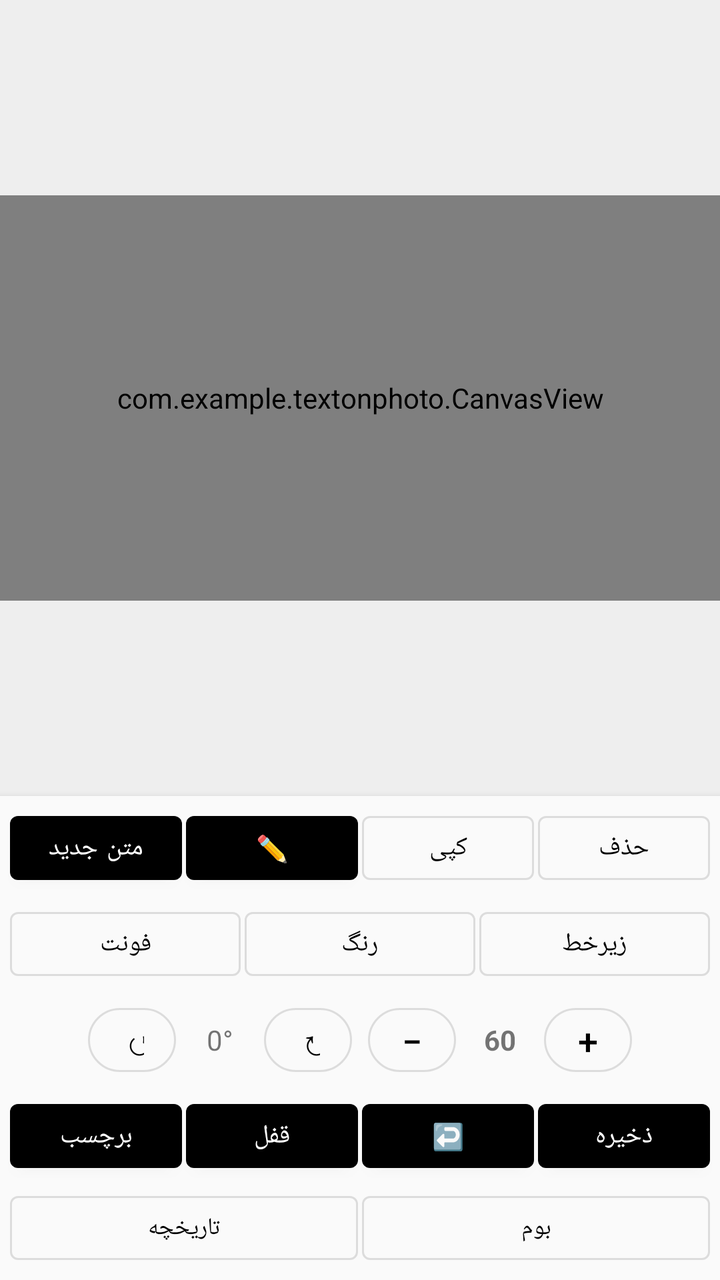
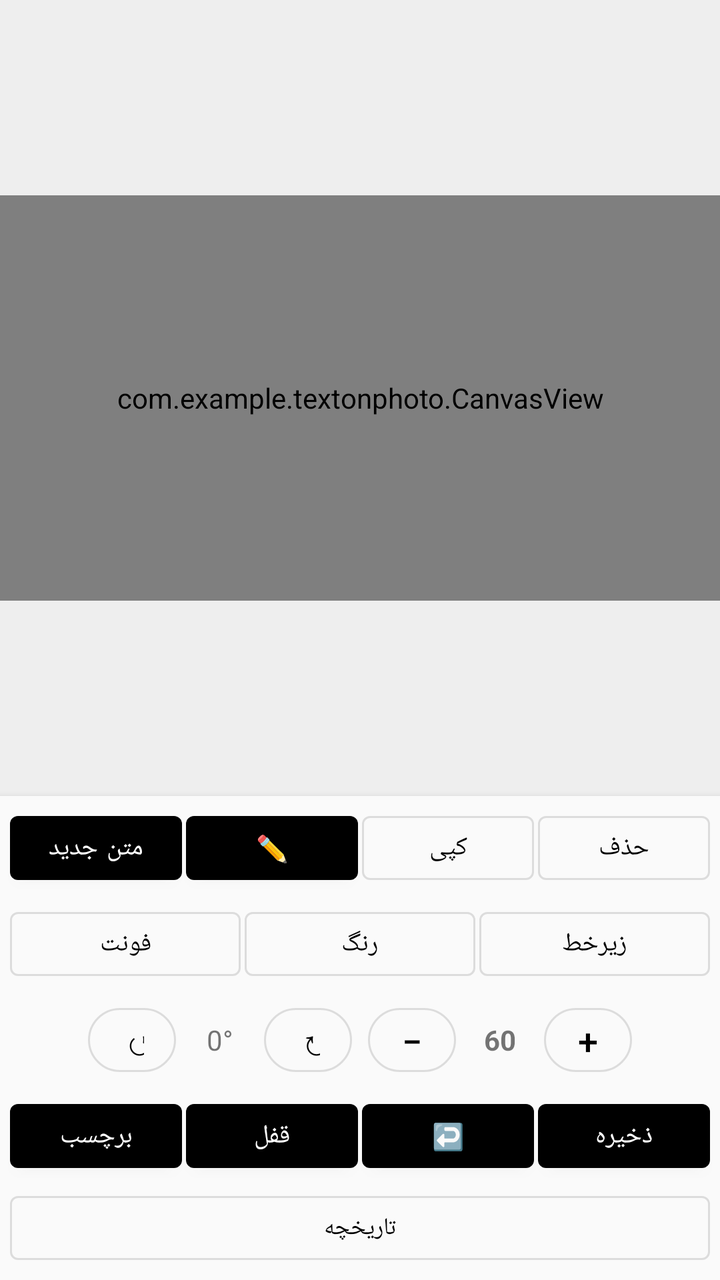

Compare the two renders of this Android layout. The source of the first and the diff that turns it into the second are given below.
<!-- AndroidManifest.xml: application theme Theme.TextOnPhoto -->
<!-- res/layout/activity_main.xml -->
<?xml version="1.0" encoding="utf-8"?>
<androidx.constraintlayout.widget.ConstraintLayout xmlns:android="http://schemas.android.com/apk/res/android"
    xmlns:app="http://schemas.android.com/apk/res-auto"
    android:layout_width="match_parent"
    android:layout_height="match_parent"
    android:background="#EEEEEE">

    <FrameLayout
        android:id="@+id/canvasContainer"
        android:layout_width="0dp"
        android:layout_height="0dp"
        app:layout_constraintTop_toTopOf="parent"
        app:layout_constraintBottom_toTopOf="@+id/buttonPanel"
        app:layout_constraintStart_toStartOf="parent"
        app:layout_constraintEnd_toEndOf="parent"
        app:layout_constraintVertical_bias="0.5"
        app:layout_constraintDimensionRatio="16:9">

        <com.example.textonphoto.CanvasView
            android:id="@+id/canvasView"
            android:layout_width="match_parent"
            android:layout_height="match_parent"
            android:background="@android:color/white" />

    </FrameLayout>

    
    <LinearLayout
        android:id="@+id/buttonPanel"
        android:layout_width="match_parent"
        android:layout_height="wrap_content"
        android:orientation="vertical"
        android:gravity="center_horizontal"
        android:padding="4dp"
        android:background="#FAFAFA"
        android:elevation="4dp"
        app:layout_constraintBottom_toBottomOf="parent"
        app:layout_constraintStart_toStartOf="parent"
        app:layout_constraintEnd_toEndOf="parent">

        
        <LinearLayout
            android:layout_width="match_parent"
            android:layout_height="wrap_content"
            android:gravity="center"
            android:paddingBottom="2dp">

            <com.google.android.material.button.MaterialButton
                android:id="@+id/btnAddText"
                style="@style/Widget.MaterialComponents.Button"
                android:layout_width="0dp" android:layout_height="44dp" android:layout_weight="1"
                android:text="متن جدید" android:textSize="13sp" android:layout_marginHorizontal="1dp" />

            <com.google.android.material.button.MaterialButton
                android:id="@+id/btnEdit"
                style="@style/Widget.MaterialComponents.Button"
                android:layout_width="0dp" android:layout_height="44dp" android:layout_weight="1"
                android:text="✏️" android:textSize="13sp" android:layout_marginHorizontal="1dp" />

            <com.google.android.material.button.MaterialButton
                android:id="@+id/btnCopy"
                style="@style/Widget.MaterialComponents.Button.OutlinedButton"
                android:layout_width="0dp" android:layout_height="44dp" android:layout_weight="1"
                android:text="کپی" android:textSize="13sp" android:layout_marginHorizontal="1dp" />

            <com.google.android.material.button.MaterialButton
                android:id="@+id/btnDelete"
                style="@style/Widget.MaterialComponents.Button.OutlinedButton"
                android:layout_width="0dp" android:layout_height="44dp" android:layout_weight="1"
                android:text="حذف" android:textSize="13sp" android:layout_marginHorizontal="1dp" />
        </LinearLayout>

        
        <LinearLayout
            android:layout_width="match_parent"
            android:layout_height="wrap_content"
            android:gravity="center"
            android:paddingVertical="2dp">

            <com.google.android.material.button.MaterialButton
                android:id="@+id/btnFont"
                style="@style/Widget.MaterialComponents.Button.OutlinedButton"
                android:layout_width="0dp" android:layout_height="44dp" android:layout_weight="1"
                android:text="فونت" android:textSize="13sp" android:layout_marginHorizontal="1dp" />

            <com.google.android.material.button.MaterialButton
                android:id="@+id/btnColor"
                style="@style/Widget.MaterialComponents.Button.OutlinedButton"
                android:layout_width="0dp" android:layout_height="44dp" android:layout_weight="1"
                android:text="رنگ" android:textSize="13sp" android:layout_marginHorizontal="1dp" />

            <com.google.android.material.button.MaterialButton
                android:id="@+id/btnStyle"
                style="@style/Widget.MaterialComponents.Button.OutlinedButton"
                android:layout_width="0dp" android:layout_height="44dp" android:layout_weight="1"
                android:text="زیرخط" android:textSize="13sp" android:layout_marginHorizontal="1dp" />
        </LinearLayout>

        
        <LinearLayout
            android:layout_width="match_parent"
            android:layout_height="wrap_content"
            android:gravity="center"
            android:paddingVertical="2dp">

            <com.google.android.material.button.MaterialButton
                android:id="@+id/btnRotateLeft"
                style="@style/Widget.MaterialComponents.Button.OutlinedButton"
                android:layout_width="44dp" android:layout_height="44dp"
                android:text="↺" android:textSize="18sp"
                android:layout_marginEnd="2dp" app:cornerRadius="22dp" />

            <TextView
                android:id="@+id/tvRotation"
                android:layout_width="wrap_content" android:layout_height="44dp"
                android:gravity="center" android:minWidth="40dp"
                android:text="0°" android:textSize="14sp" />

            <com.google.android.material.button.MaterialButton
                android:id="@+id/btnRotateRight"
                style="@style/Widget.MaterialComponents.Button.OutlinedButton"
                android:layout_width="44dp" android:layout_height="44dp"
                android:text="↻" android:textSize="18sp"
                android:layout_marginStart="2dp" app:cornerRadius="22dp" />

            <View android:layout_width="8dp" android:layout_height="0dp" />

            <com.google.android.material.button.MaterialButton
                android:id="@+id/btnZoomOut"
                style="@style/Widget.MaterialComponents.Button.OutlinedButton"
                android:layout_width="44dp" android:layout_height="44dp"
                android:text="−" android:textSize="18sp"
                android:layout_marginEnd="2dp" app:cornerRadius="22dp" />

            <TextView
                android:id="@+id/tvSize"
                android:layout_width="wrap_content" android:layout_height="44dp"
                android:gravity="center" android:minWidth="40dp"
                android:text="60" android:textSize="14sp" android:textStyle="bold" />

            <com.google.android.material.button.MaterialButton
                android:id="@+id/btnZoomIn"
                style="@style/Widget.MaterialComponents.Button.OutlinedButton"
                android:layout_width="44dp" android:layout_height="44dp"
                android:text="+" android:textSize="18sp"
                android:layout_marginStart="2dp" app:cornerRadius="22dp" />
        </LinearLayout>

        
        <LinearLayout
            android:layout_width="match_parent"
            android:layout_height="wrap_content"
            android:gravity="center"
            android:paddingTop="2dp">

            <com.google.android.material.button.MaterialButton
                android:id="@+id/btnSticker"
                style="@style/Widget.MaterialComponents.Button"
                android:layout_width="0dp" android:layout_height="44dp" android:layout_weight="1"
                android:text="برچسب" android:textSize="13sp" android:layout_marginHorizontal="1dp" />

            <com.google.android.material.button.MaterialButton
                android:id="@+id/btnLock"
                style="@style/Widget.MaterialComponents.Button"
                android:layout_width="0dp" android:layout_height="44dp" android:layout_weight="1"
                android:text="قفل" android:textSize="13sp" android:layout_marginHorizontal="1dp" />

            <com.google.android.material.button.MaterialButton
                android:id="@+id/btnUndo"
                style="@style/Widget.MaterialComponents.Button"
                android:layout_width="0dp" android:layout_height="44dp" android:layout_weight="1"
                android:text="↩️" android:textSize="13sp" android:layout_marginHorizontal="1dp" />

            <com.google.android.material.button.MaterialButton
                android:id="@+id/btnSave"
                style="@style/Widget.MaterialComponents.Button"
                android:layout_width="0dp" android:layout_height="44dp" android:layout_weight="1"
                android:text="ذخیره" android:textSize="13sp" android:layout_marginHorizontal="1dp" />
        </LinearLayout>

        
        <LinearLayout
            android:layout_width="match_parent"
            android:layout_height="wrap_content"
            android:gravity="center"
            android:paddingTop="2dp">

            <com.google.android.material.button.MaterialButton
                android:id="@+id/btnHistory"
                style="@style/Widget.MaterialComponents.Button.OutlinedButton"
                android:layout_width="0dp" android:layout_height="44dp" android:layout_weight="1"
                android:text="تاریخچه" android:textSize="12sp" android:layout_marginHorizontal="1dp" />

            <com.google.android.material.button.MaterialButton
                android:id="@+id/btnCanvasSize"
                style="@style/Widget.MaterialComponents.Button.OutlinedButton"
                android:layout_width="0dp" android:layout_height="44dp" android:layout_weight="1"
                android:text="بوم" android:textSize="12sp" android:layout_marginHorizontal="1dp" />
        </LinearLayout>
    </LinearLayout>

</androidx.constraintlayout.widget.ConstraintLayout>
<!-- resources referenced by this layout -->
<resources>
  <style name="Theme.TextOnPhoto" parent="Theme.MaterialComponents.DayNight.DarkActionBar">
          <item name="colorPrimary">#000000</item>
          <item name="colorPrimaryVariant">#000000</item>
          <item name="colorOnPrimary">@android:color/white</item>
      </style>
</resources>

<!-- the commit's change to res/layout/activity_main.xml (unified diff, before → after) -->
@@ -190,12 +190,6 @@
                 style="@style/Widget.MaterialComponents.Button.OutlinedButton"
                 android:layout_width="0dp" android:layout_height="44dp" android:layout_weight="1"
                 android:text="تاریخچه" android:textSize="12sp" android:layout_marginHorizontal="1dp" />
-
-            <com.google.android.material.button.MaterialButton
-                android:id="@+id/btnCanvasSize"
-                style="@style/Widget.MaterialComponents.Button.OutlinedButton"
-                android:layout_width="0dp" android:layout_height="44dp" android:layout_weight="1"
-                android:text="بوم" android:textSize="12sp" android:layout_marginHorizontal="1dp" />
         </LinearLayout>
     </LinearLayout>
 
